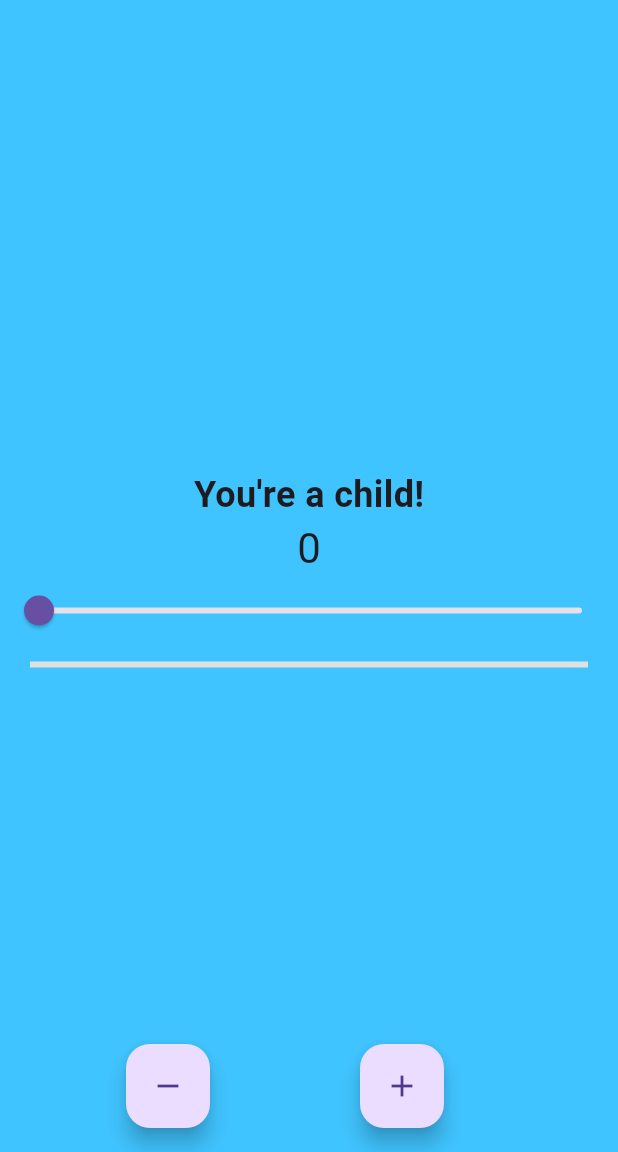
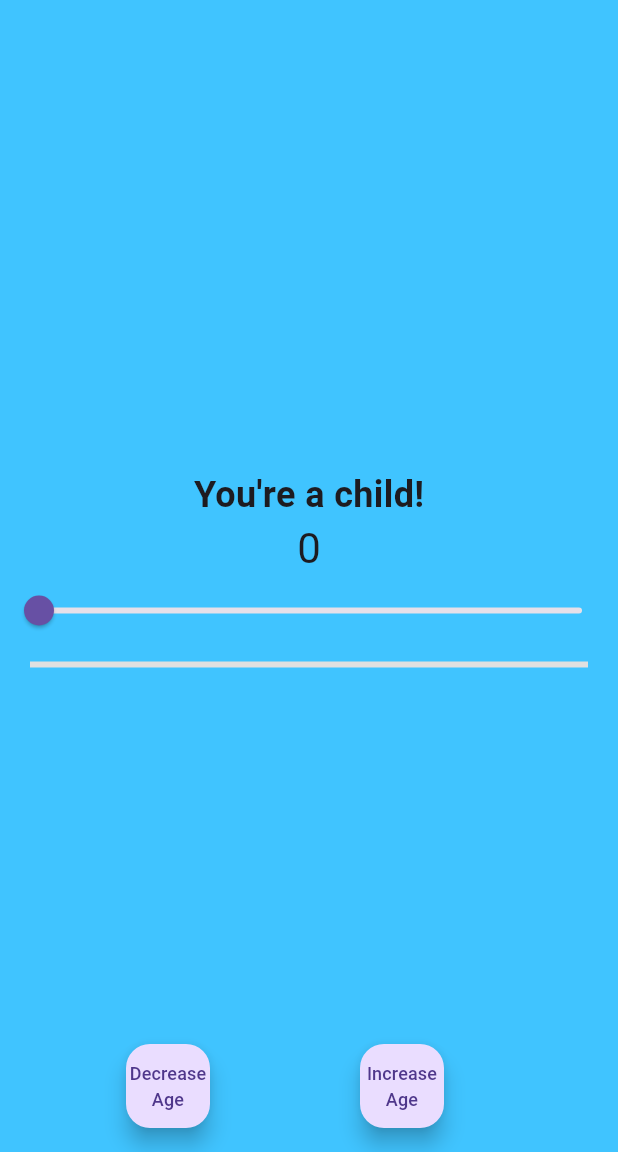
Before and after one commit to jalaparthi1/flutter_counter, a Flutter app: the screen it shows after launch, on a phone screen of 412 x 824 dp, the part 84-1236 px from its top. Run offline on Flutter 3.47's test engine with Material 3 defaults, Android fonts, the light colour scheme and no system bars.

Commit message:
Updated button labels to 'Increase Age' and 'Decrease Age'

```diff
--- a/lib/main.dart
+++ b/lib/main.dart
@@ -112,13 +112,17 @@ class MyHomePage extends StatelessWidget {
             children: [
               FloatingActionButton(
                 onPressed: counter.decrement,
-                tooltip: 'Decrement',
-                child: const Icon(Icons.remove),
+                tooltip: 'Decrease Age',
+                child: const Text('Decrease Age',
+                    textAlign: TextAlign.center,
+                    style: TextStyle(fontSize: 12)),
               ),
               FloatingActionButton(
                 onPressed: counter.increment,
-                tooltip: 'Increment',
-                child: const Icon(Icons.add),
+                tooltip: 'Increase Age',
+                child: const Text('Increase Age',
+                    textAlign: TextAlign.center,
+                    style: TextStyle(fontSize: 12)),
               ),
             ],
           ),
```
